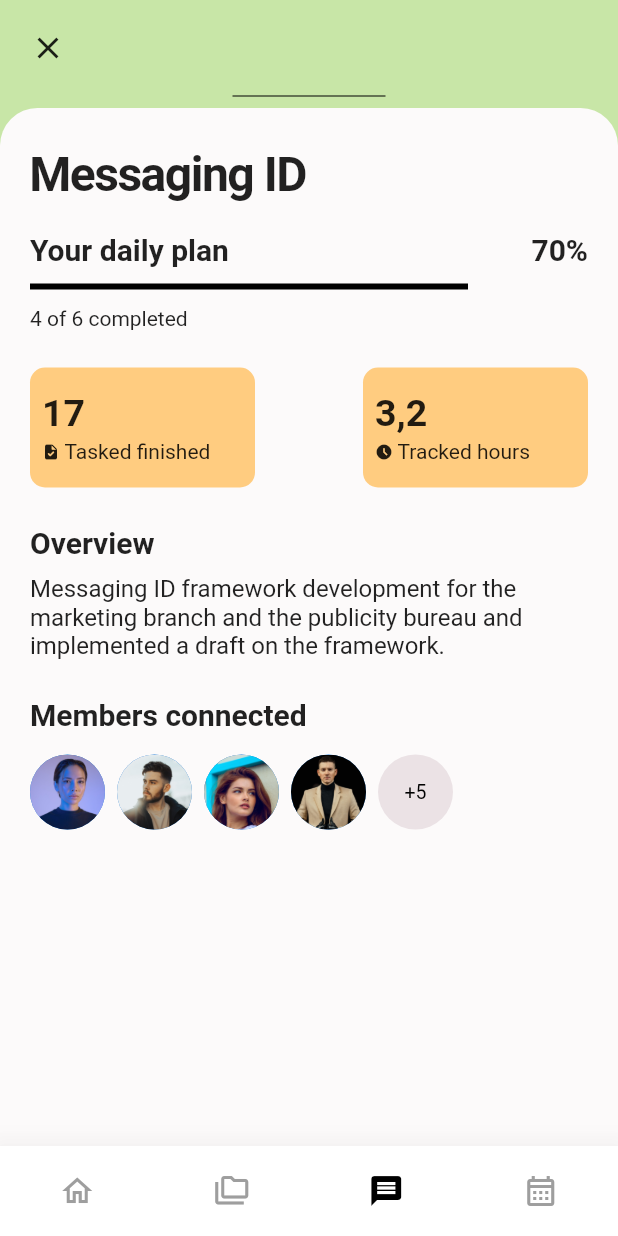
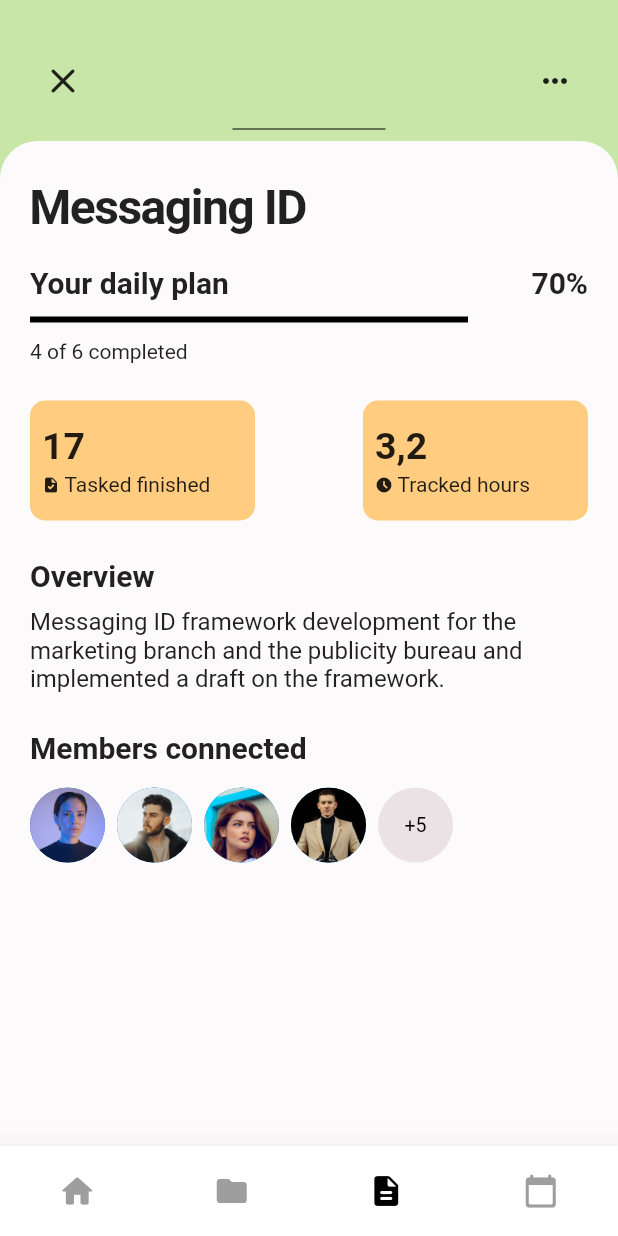
Before and after one commit to Mathabobo/dayzer, a Flutter app: the screen it shows after launch, item 3 of the bottom bar chosen, on a phone screen of 412 x 824 dp. Run offline on Flutter 3.47's test engine with Material 2 defaults, Android fonts, the light colour scheme and no system bars.

Commit message:
few changes

```diff
--- a/lib/page_selector.dart
+++ b/lib/page_selector.dart
@@ -30,7 +30,7 @@ class _PageSelectorState extends State<PageSelector> {
       bottomNavigationBar: NavigationBarTheme(
         data: const NavigationBarThemeData(indicatorColor: Colors.white),
         child: NavigationBar(
-          elevation: 20,
+            elevation: 20,
             height: 60,
             backgroundColor: Colors.white,
             labelBehavior: NavigationDestinationLabelBehavior.alwaysHide,
@@ -42,33 +42,37 @@ class _PageSelectorState extends State<PageSelector> {
             selectedIndex: _selectedItem,
             destinations: const [
               NavigationDestination(
-                  selectedIcon: Icon(Icons.home),
+                  selectedIcon: Icon(
+                    Icons.home_rounded,
+                    size: 26,
+                  ),
                   icon: Icon(
-                    Icons.home_outlined,
+                    Icons.home_rounded,
                     color: Colors.grey,
+                    size: 26,
                   ),
                   label: 'home'),
               NavigationDestination(
-                  selectedIcon: Icon(Icons.folder_copy),
+                  selectedIcon: Icon(Icons.folder),
                   icon: Icon(
-                    Icons.folder_copy_outlined,
+                    Icons.folder,
                     color: Colors.grey,
                   ),
                   label: 'files'),
               NavigationDestination(
-                  selectedIcon: Icon(Icons.message),
+                  selectedIcon: Icon(Icons.description_rounded),
                   icon: Icon(
-                    Icons.message_outlined,
+                    Icons.description_rounded,
                     color: Colors.grey,
                   ),
-                  label: 'message'),
+                  label: 'Details'),
               NavigationDestination(
-                  selectedIcon: Icon(Icons.calendar_month),
+                  selectedIcon: Icon(Icons.calendar_today_rounded),
                   icon: Icon(
-                    Icons.calendar_month_outlined,
+                    Icons.calendar_today_rounded,
                     color: Colors.grey,
                   ),
-                  label: 'settings')
+                  label: 'Reminders')
             ]),
       ),
     );
--- a/lib/pages/home_page.dart
+++ b/lib/pages/home_page.dart
@@ -10,16 +10,18 @@ class HomePage extends StatelessWidget {
     return Scaffold(
       backgroundColor: const Color.fromARGB(255, 247, 238, 241),
       body: Column(
+        crossAxisAlignment: CrossAxisAlignment.stretch,
         children: [
           SafeArea(
             child: Padding(
-              padding: const EdgeInsets.fromLTRB(25, 5, 25, 5),
+              padding: const EdgeInsets.fromLTRB(20, 40, 20, 5),
               child: Column(
                 children: [
                   //Appbar --> profile pic, greeting & notification bell
 
                   Row(
                     mainAxisAlignment: MainAxisAlignment.spaceBetween,
+                    mainAxisSize: MainAxisSize.max,
                     children: [
                       Row(
                         children: const [
--- a/lib/pages/message_page.dart
+++ b/lib/pages/message_page.dart
@@ -18,13 +18,23 @@ class _MessagePageState extends State<MessagePage> {
       backgroundColor: const Color.fromARGB(255, 200, 230, 167),
       body: SafeArea(
         child: Column(
+          crossAxisAlignment: CrossAxisAlignment.stretch,
           children: [
             Padding(
-              padding: const EdgeInsets.fromLTRB(8, 8, 8, 0),
+              padding: const EdgeInsets.fromLTRB(18, 30, 18, 0),
               child: Row(
+                mainAxisAlignment: MainAxisAlignment.spaceBetween,
                 children: [
                   IconButton(
-                      onPressed: () {}, icon: const Icon(Icons.close_outlined))
+                      padding: EdgeInsets.zero,
+                      onPressed: () {},
+                      icon: const Icon(
+                        Icons.close_rounded,
+                        size: 28,
+                      )),
+                  IconButton(
+                      onPressed: () {},
+                      icon: const Icon(Icons.more_horiz_rounded))
                 ],
               ),
             ),
@@ -110,7 +120,7 @@ class _MessagePageState extends State<MessagePage> {
                           Row(
                             mainAxisAlignment: MainAxisAlignment.spaceBetween,
                             children: [
-                              Tasktracker(),
+                              const Tasktracker(),
                               Container(
                                 padding: const EdgeInsets.all(8),
                                 decoration: BoxDecoration(
@@ -204,7 +214,7 @@ class _MessagePageState extends State<MessagePage> {
                           ),
 
                           const SizedBox(
-                            height: 25,
+                            height: 20,
                           ),
                         ],
                       ),
```
